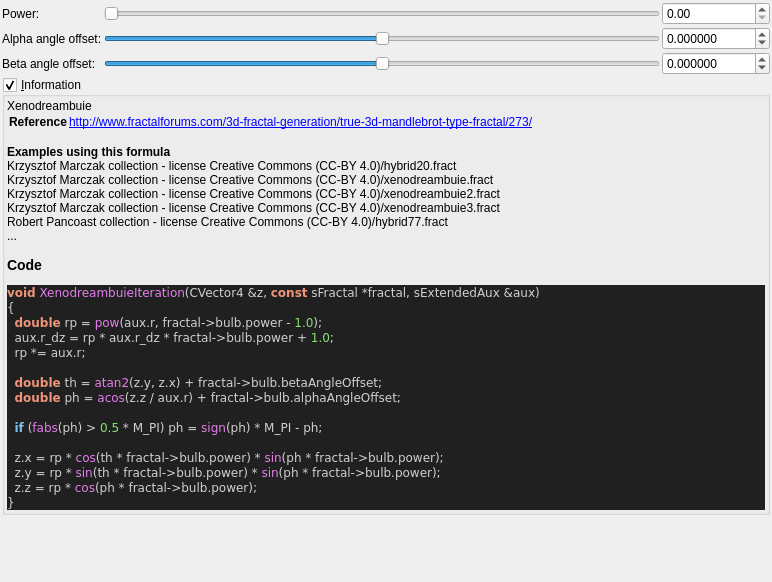
This is mandelbulber2/formula/ui/fractal_xenodreambuie.ui in buddhi1980/mandelbulber2 as Qt 5 draws it before an edit. The edited form follows.
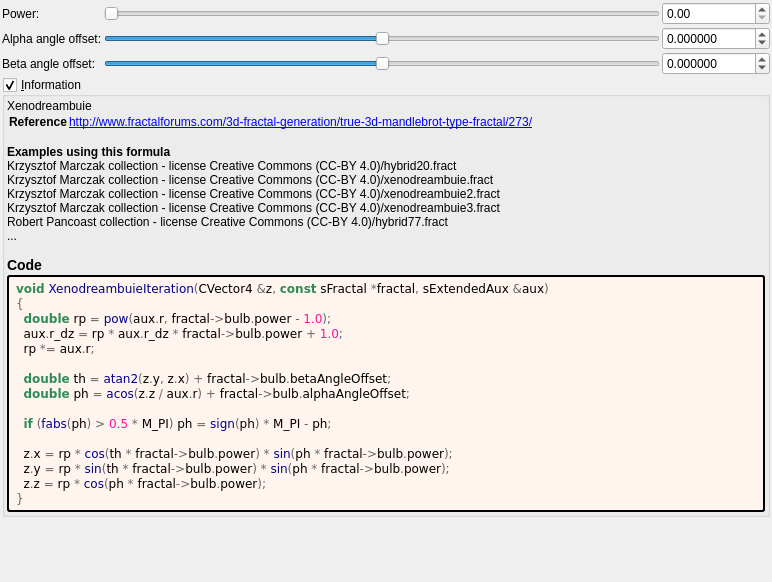
This is the edited form. Custom widgets are drawn as their Qt base class.

```diff
--- a/mandelbulber2/formula/ui/fractal_xenodreambuie.ui
+++ b/mandelbulber2/formula/ui/fractal_xenodreambuie.ui
@@ -238,29 +238,44 @@
        <number>2</number>
       </property>
       <item>
-       <widget class="QLabel" name="label_code_content">
+	   <widget class="QLabel" name="label_information_general">
         <property name="text">
          <string notr="true">&lt;p&gt;Xenodreambuie&lt;/p&gt;&lt;table&gt;
 &lt;tr&gt;&lt;th&gt;Reference&lt;/th&gt;&lt;td&gt;&lt;a href=&quot;http://www.fractalforums.com/3d-fractal-generation/true-3d-mandlebrot-type-fractal/273/&quot;&gt;http://www.fractalforums.com/3d-fractal-generation/true-3d-mandlebrot-type-fractal/273/&lt;br&gt;
 &lt;/td&gt;&lt;/tr&gt;
 &lt;/table&gt;
-&lt;br&gt;&lt;b&gt;Examples using this formula&lt;/b&gt;&lt;br&gt;Krzysztof Marczak collection - license Creative Commons (CC-BY 4.0)/hybrid20.fract&lt;br&gt;Krzysztof Marczak collection - license Creative Commons (CC-BY 4.0)/xenodreambuie.fract&lt;br&gt;Krzysztof Marczak collection - license Creative Commons (CC-BY 4.0)/xenodreambuie2.fract&lt;br&gt;Krzysztof Marczak collection - license Creative Commons (CC-BY 4.0)/xenodreambuie3.fract&lt;br&gt;Robert Pancoast collection - license Creative Commons (CC-BY 4.0)/hybrid77.fract&lt;br&gt;...&lt;h3&gt;Code&lt;/h3&gt;
-&lt;body style=&quot;background-color:#202020&quot;&gt;
-&lt;pre style=&quot;color:#d0d0d0; background-color:#202020;  font-family:'Courier New',monospace;&quot;&gt;&lt;span style=&quot;color:#f09479; font-weight:bold&quot;&gt;void&lt;/span&gt; &lt;span style=&quot;color:#e47eed&quot;&gt;XenodreambuieIteration&lt;/span&gt;&lt;span style=&quot;color:#d0d0d0&quot;&gt;(&lt;/span&gt;CVector4 &lt;span style=&quot;color:#d0d0d0&quot;&gt;&amp;amp;&lt;/span&gt;z&lt;span style=&quot;color:#d0d0d0&quot;&gt;,&lt;/span&gt; &lt;span style=&quot;color:#f09479; font-weight:bold&quot;&gt;const&lt;/span&gt; sFractal &lt;span style=&quot;color:#d0d0d0&quot;&gt;*&lt;/span&gt;fractal&lt;span style=&quot;color:#d0d0d0&quot;&gt;,&lt;/span&gt; sExtendedAux &lt;span style=&quot;color:#d0d0d0&quot;&gt;&amp;amp;&lt;/span&gt;aux&lt;span style=&quot;color:#d0d0d0&quot;&gt;)&lt;/span&gt;
-&lt;span style=&quot;color:#d0d0d0&quot;&gt;{&lt;/span&gt;
-  &lt;span style=&quot;color:#f09479; font-weight:bold&quot;&gt;double&lt;/span&gt; rp &lt;span style=&quot;color:#d0d0d0&quot;&gt;=&lt;/span&gt; &lt;span style=&quot;color:#e47eed&quot;&gt;pow&lt;/span&gt;&lt;span style=&quot;color:#d0d0d0&quot;&gt;(&lt;/span&gt;aux&lt;span style=&quot;color:#d0d0d0&quot;&gt;.&lt;/span&gt;r&lt;span style=&quot;color:#d0d0d0&quot;&gt;,&lt;/span&gt; fractal&lt;span style=&quot;color:#d0d0d0&quot;&gt;-&amp;gt;&lt;/span&gt;bulb&lt;span style=&quot;color:#d0d0d0&quot;&gt;.&lt;/span&gt;power &lt;span style=&quot;color:#d0d0d0&quot;&gt;-&lt;/span&gt; &lt;span style=&quot;color:#87df71&quot;&gt;1.0&lt;/span&gt;&lt;span style=&quot;color:#d0d0d0&quot;&gt;);&lt;/span&gt;
-  aux&lt;span style=&quot;color:#d0d0d0&quot;&gt;.&lt;/span&gt;r_dz &lt;span style=&quot;color:#d0d0d0&quot;&gt;=&lt;/span&gt; rp &lt;span style=&quot;color:#d0d0d0&quot;&gt;*&lt;/span&gt; aux&lt;span style=&quot;color:#d0d0d0&quot;&gt;.&lt;/span&gt;r_dz &lt;span style=&quot;color:#d0d0d0&quot;&gt;*&lt;/span&gt; fractal&lt;span style=&quot;color:#d0d0d0&quot;&gt;-&amp;gt;&lt;/span&gt;bulb&lt;span style=&quot;color:#d0d0d0&quot;&gt;.&lt;/span&gt;power &lt;span style=&quot;color:#d0d0d0&quot;&gt;+&lt;/span&gt; &lt;span style=&quot;color:#87df71&quot;&gt;1.0&lt;/span&gt;&lt;span style=&quot;color:#d0d0d0&quot;&gt;;&lt;/span&gt;
-  rp &lt;span style=&quot;color:#d0d0d0&quot;&gt;*=&lt;/span&gt; aux&lt;span style=&quot;color:#d0d0d0&quot;&gt;.&lt;/span&gt;r&lt;span style=&quot;color:#d0d0d0&quot;&gt;;&lt;/span&gt;
+&lt;br&gt;&lt;b&gt;Examples using this formula&lt;/b&gt;&lt;br&gt;Krzysztof Marczak collection - license Creative Commons (CC-BY 4.0)/hybrid20.fract&lt;br&gt;Krzysztof Marczak collection - license Creative Commons (CC-BY 4.0)/xenodreambuie.fract&lt;br&gt;Krzysztof Marczak collection - license Creative Commons (CC-BY 4.0)/xenodreambuie2.fract&lt;br&gt;Krzysztof Marczak collection - license Creative Commons (CC-BY 4.0)/xenodreambuie3.fract&lt;br&gt;Robert Pancoast collection - license Creative Commons (CC-BY 4.0)/hybrid77.fract&lt;br&gt;...&lt;h3&gt;Code&lt;/h3&gt;</string>
+		</property>
+		<property name="wordWrap">
+		 <bool>true</bool>
+		</property>
+		<property name="openExternalLinks">
+		 <bool>true</bool>
+		</property>
+		<property name="textInteractionFlags">
+		 <set>Qt::LinksAccessibleByMouse|Qt::TextSelectableByMouse</set>
+		</property>
+		</widget>
+	   </item>
+	   <item>
+	    <widget class="QLabel" name="label_code_content">
+		 <property name="text">
+		  <string notr="true">&lt;body style=&quot;background-color:#fff5ee&quot;&gt;
+&lt;pre style=&quot;color:#000000; background-color:#fff5ee;  font-family:'Courier New',monospace;&quot;&gt;&lt;span style=&quot;color:#2e8b57; font-weight:bold&quot;&gt;void&lt;/span&gt; &lt;span style=&quot;color:#00008f&quot;&gt;XenodreambuieIteration&lt;/span&gt;&lt;span style=&quot;color:#676767&quot;&gt;(&lt;/span&gt;CVector4 &lt;span style=&quot;color:#676767&quot;&gt;&amp;amp;&lt;/span&gt;z&lt;span style=&quot;color:#676767&quot;&gt;,&lt;/span&gt; &lt;span style=&quot;color:#2e8b57; font-weight:bold&quot;&gt;const&lt;/span&gt; sFractal &lt;span style=&quot;color:#676767&quot;&gt;*&lt;/span&gt;fractal&lt;span style=&quot;color:#676767&quot;&gt;,&lt;/span&gt; sExtendedAux &lt;span style=&quot;color:#676767&quot;&gt;&amp;amp;&lt;/span&gt;aux&lt;span style=&quot;color:#676767&quot;&gt;)&lt;/span&gt;
+&lt;span style=&quot;color:#676767&quot;&gt;{&lt;/span&gt;
+  &lt;span style=&quot;color:#2e8b57; font-weight:bold&quot;&gt;double&lt;/span&gt; rp &lt;span style=&quot;color:#676767&quot;&gt;=&lt;/span&gt; &lt;span style=&quot;color:#00008f&quot;&gt;pow&lt;/span&gt;&lt;span style=&quot;color:#676767&quot;&gt;(&lt;/span&gt;aux&lt;span style=&quot;color:#676767&quot;&gt;.&lt;/span&gt;r&lt;span style=&quot;color:#676767&quot;&gt;,&lt;/span&gt; fractal&lt;span style=&quot;color:#676767&quot;&gt;-&amp;gt;&lt;/span&gt;bulb&lt;span style=&quot;color:#676767&quot;&gt;.&lt;/span&gt;power &lt;span style=&quot;color:#676767&quot;&gt;-&lt;/span&gt; &lt;span style=&quot;color:#ff1493&quot;&gt;1.0&lt;/span&gt;&lt;span style=&quot;color:#676767&quot;&gt;);&lt;/span&gt;
+  aux&lt;span style=&quot;color:#676767&quot;&gt;.&lt;/span&gt;r_dz &lt;span style=&quot;color:#676767&quot;&gt;=&lt;/span&gt; rp &lt;span style=&quot;color:#676767&quot;&gt;*&lt;/span&gt; aux&lt;span style=&quot;color:#676767&quot;&gt;.&lt;/span&gt;r_dz &lt;span style=&quot;color:#676767&quot;&gt;*&lt;/span&gt; fractal&lt;span style=&quot;color:#676767&quot;&gt;-&amp;gt;&lt;/span&gt;bulb&lt;span style=&quot;color:#676767&quot;&gt;.&lt;/span&gt;power &lt;span style=&quot;color:#676767&quot;&gt;+&lt;/span&gt; &lt;span style=&quot;color:#ff1493&quot;&gt;1.0&lt;/span&gt;&lt;span style=&quot;color:#676767&quot;&gt;;&lt;/span&gt;
+  rp &lt;span style=&quot;color:#676767&quot;&gt;*=&lt;/span&gt; aux&lt;span style=&quot;color:#676767&quot;&gt;.&lt;/span&gt;r&lt;span style=&quot;color:#676767&quot;&gt;;&lt;/span&gt;
 
-  &lt;span style=&quot;color:#f09479; font-weight:bold&quot;&gt;double&lt;/span&gt; th &lt;span style=&quot;color:#d0d0d0&quot;&gt;=&lt;/span&gt; &lt;span style=&quot;color:#e47eed&quot;&gt;atan2&lt;/span&gt;&lt;span style=&quot;color:#d0d0d0&quot;&gt;(&lt;/span&gt;z&lt;span style=&quot;color:#d0d0d0&quot;&gt;.&lt;/span&gt;y&lt;span style=&quot;color:#d0d0d0&quot;&gt;,&lt;/span&gt; z&lt;span style=&quot;color:#d0d0d0&quot;&gt;.&lt;/span&gt;x&lt;span style=&quot;color:#d0d0d0&quot;&gt;) +&lt;/span&gt; fractal&lt;span style=&quot;color:#d0d0d0&quot;&gt;-&amp;gt;&lt;/span&gt;bulb&lt;span style=&quot;color:#d0d0d0&quot;&gt;.&lt;/span&gt;betaAngleOffset&lt;span style=&quot;color:#d0d0d0&quot;&gt;;&lt;/span&gt;
-  &lt;span style=&quot;color:#f09479; font-weight:bold&quot;&gt;double&lt;/span&gt; ph &lt;span style=&quot;color:#d0d0d0&quot;&gt;=&lt;/span&gt; &lt;span style=&quot;color:#e47eed&quot;&gt;acos&lt;/span&gt;&lt;span style=&quot;color:#d0d0d0&quot;&gt;(&lt;/span&gt;z&lt;span style=&quot;color:#d0d0d0&quot;&gt;.&lt;/span&gt;z &lt;span style=&quot;color:#d0d0d0&quot;&gt;/&lt;/span&gt; aux&lt;span style=&quot;color:#d0d0d0&quot;&gt;.&lt;/span&gt;r&lt;span style=&quot;color:#d0d0d0&quot;&gt;) +&lt;/span&gt; fractal&lt;span style=&quot;color:#d0d0d0&quot;&gt;-&amp;gt;&lt;/span&gt;bulb&lt;span style=&quot;color:#d0d0d0&quot;&gt;.&lt;/span&gt;alphaAngleOffset&lt;span style=&quot;color:#d0d0d0&quot;&gt;;&lt;/span&gt;
+  &lt;span style=&quot;color:#2e8b57; font-weight:bold&quot;&gt;double&lt;/span&gt; th &lt;span style=&quot;color:#676767&quot;&gt;=&lt;/span&gt; &lt;span style=&quot;color:#00008f&quot;&gt;atan2&lt;/span&gt;&lt;span style=&quot;color:#676767&quot;&gt;(&lt;/span&gt;z&lt;span style=&quot;color:#676767&quot;&gt;.&lt;/span&gt;y&lt;span style=&quot;color:#676767&quot;&gt;,&lt;/span&gt; z&lt;span style=&quot;color:#676767&quot;&gt;.&lt;/span&gt;x&lt;span style=&quot;color:#676767&quot;&gt;) +&lt;/span&gt; fractal&lt;span style=&quot;color:#676767&quot;&gt;-&amp;gt;&lt;/span&gt;bulb&lt;span style=&quot;color:#676767&quot;&gt;.&lt;/span&gt;betaAngleOffset&lt;span style=&quot;color:#676767&quot;&gt;;&lt;/span&gt;
+  &lt;span style=&quot;color:#2e8b57; font-weight:bold&quot;&gt;double&lt;/span&gt; ph &lt;span style=&quot;color:#676767&quot;&gt;=&lt;/span&gt; &lt;span style=&quot;color:#00008f&quot;&gt;acos&lt;/span&gt;&lt;span style=&quot;color:#676767&quot;&gt;(&lt;/span&gt;z&lt;span style=&quot;color:#676767&quot;&gt;.&lt;/span&gt;z &lt;span style=&quot;color:#676767&quot;&gt;/&lt;/span&gt; aux&lt;span style=&quot;color:#676767&quot;&gt;.&lt;/span&gt;r&lt;span style=&quot;color:#676767&quot;&gt;) +&lt;/span&gt; fractal&lt;span style=&quot;color:#676767&quot;&gt;-&amp;gt;&lt;/span&gt;bulb&lt;span style=&quot;color:#676767&quot;&gt;.&lt;/span&gt;alphaAngleOffset&lt;span style=&quot;color:#676767&quot;&gt;;&lt;/span&gt;
 
-  &lt;span style=&quot;color:#7ec0ee; font-weight:bold&quot;&gt;if&lt;/span&gt; &lt;span style=&quot;color:#d0d0d0&quot;&gt;(&lt;/span&gt;&lt;span style=&quot;color:#e47eed&quot;&gt;fabs&lt;/span&gt;&lt;span style=&quot;color:#d0d0d0&quot;&gt;(&lt;/span&gt;ph&lt;span style=&quot;color:#d0d0d0&quot;&gt;) &amp;gt;&lt;/span&gt; &lt;span style=&quot;color:#87df71&quot;&gt;0.5&lt;/span&gt; &lt;span style=&quot;color:#d0d0d0&quot;&gt;*&lt;/span&gt; M_PI&lt;span style=&quot;color:#d0d0d0&quot;&gt;)&lt;/span&gt; ph &lt;span style=&quot;color:#d0d0d0&quot;&gt;=&lt;/span&gt; &lt;span style=&quot;color:#e47eed&quot;&gt;sign&lt;/span&gt;&lt;span style=&quot;color:#d0d0d0&quot;&gt;(&lt;/span&gt;ph&lt;span style=&quot;color:#d0d0d0&quot;&gt;) *&lt;/span&gt; M_PI &lt;span style=&quot;color:#d0d0d0&quot;&gt;-&lt;/span&gt; ph&lt;span style=&quot;color:#d0d0d0&quot;&gt;;&lt;/span&gt;
+  &lt;span style=&quot;color:#2e8b57; font-weight:bold&quot;&gt;if&lt;/span&gt; &lt;span style=&quot;color:#676767&quot;&gt;(&lt;/span&gt;&lt;span style=&quot;color:#00008f&quot;&gt;fabs&lt;/span&gt;&lt;span style=&quot;color:#676767&quot;&gt;(&lt;/span&gt;ph&lt;span style=&quot;color:#676767&quot;&gt;) &amp;gt;&lt;/span&gt; &lt;span style=&quot;color:#ff1493&quot;&gt;0.5&lt;/span&gt; &lt;span style=&quot;color:#676767&quot;&gt;*&lt;/span&gt; M_PI&lt;span style=&quot;color:#676767&quot;&gt;)&lt;/span&gt; ph &lt;span style=&quot;color:#676767&quot;&gt;=&lt;/span&gt; &lt;span style=&quot;color:#00008f&quot;&gt;sign&lt;/span&gt;&lt;span style=&quot;color:#676767&quot;&gt;(&lt;/span&gt;ph&lt;span style=&quot;color:#676767&quot;&gt;) *&lt;/span&gt; M_PI &lt;span style=&quot;color:#676767&quot;&gt;-&lt;/span&gt; ph&lt;span style=&quot;color:#676767&quot;&gt;;&lt;/span&gt;
 
-  z&lt;span style=&quot;color:#d0d0d0&quot;&gt;.&lt;/span&gt;x &lt;span style=&quot;color:#d0d0d0&quot;&gt;=&lt;/span&gt; rp &lt;span style=&quot;color:#d0d0d0&quot;&gt;*&lt;/span&gt; &lt;span style=&quot;color:#e47eed&quot;&gt;cos&lt;/span&gt;&lt;span style=&quot;color:#d0d0d0&quot;&gt;(&lt;/span&gt;th &lt;span style=&quot;color:#d0d0d0&quot;&gt;*&lt;/span&gt; fractal&lt;span style=&quot;color:#d0d0d0&quot;&gt;-&amp;gt;&lt;/span&gt;bulb&lt;span style=&quot;color:#d0d0d0&quot;&gt;.&lt;/span&gt;power&lt;span style=&quot;color:#d0d0d0&quot;&gt;) *&lt;/span&gt; &lt;span style=&quot;color:#e47eed&quot;&gt;sin&lt;/span&gt;&lt;span style=&quot;color:#d0d0d0&quot;&gt;(&lt;/span&gt;ph &lt;span style=&quot;color:#d0d0d0&quot;&gt;*&lt;/span&gt; fractal&lt;span style=&quot;color:#d0d0d0&quot;&gt;-&amp;gt;&lt;/span&gt;bulb&lt;span style=&quot;color:#d0d0d0&quot;&gt;.&lt;/span&gt;power&lt;span style=&quot;color:#d0d0d0&quot;&gt;);&lt;/span&gt;
-  z&lt;span style=&quot;color:#d0d0d0&quot;&gt;.&lt;/span&gt;y &lt;span style=&quot;color:#d0d0d0&quot;&gt;=&lt;/span&gt; rp &lt;span style=&quot;color:#d0d0d0&quot;&gt;*&lt;/span&gt; &lt;span style=&quot;color:#e47eed&quot;&gt;sin&lt;/span&gt;&lt;span style=&quot;color:#d0d0d0&quot;&gt;(&lt;/span&gt;th &lt;span style=&quot;color:#d0d0d0&quot;&gt;*&lt;/span&gt; fractal&lt;span style=&quot;color:#d0d0d0&quot;&gt;-&amp;gt;&lt;/span&gt;bulb&lt;span style=&quot;color:#d0d0d0&quot;&gt;.&lt;/span&gt;power&lt;span style=&quot;color:#d0d0d0&quot;&gt;) *&lt;/span&gt; &lt;span style=&quot;color:#e47eed&quot;&gt;sin&lt;/span&gt;&lt;span style=&quot;color:#d0d0d0&quot;&gt;(&lt;/span&gt;ph &lt;span style=&quot;color:#d0d0d0&quot;&gt;*&lt;/span&gt; fractal&lt;span style=&quot;color:#d0d0d0&quot;&gt;-&amp;gt;&lt;/span&gt;bulb&lt;span style=&quot;color:#d0d0d0&quot;&gt;.&lt;/span&gt;power&lt;span style=&quot;color:#d0d0d0&quot;&gt;);&lt;/span&gt;
-  z&lt;span style=&quot;color:#d0d0d0&quot;&gt;.&lt;/span&gt;z &lt;span style=&quot;color:#d0d0d0&quot;&gt;=&lt;/span&gt; rp &lt;span style=&quot;color:#d0d0d0&quot;&gt;*&lt;/span&gt; &lt;span style=&quot;color:#e47eed&quot;&gt;cos&lt;/span&gt;&lt;span style=&quot;color:#d0d0d0&quot;&gt;(&lt;/span&gt;ph &lt;span style=&quot;color:#d0d0d0&quot;&gt;*&lt;/span&gt; fractal&lt;span style=&quot;color:#d0d0d0&quot;&gt;-&amp;gt;&lt;/span&gt;bulb&lt;span style=&quot;color:#d0d0d0&quot;&gt;.&lt;/span&gt;power&lt;span style=&quot;color:#d0d0d0&quot;&gt;);&lt;/span&gt;
-&lt;span style=&quot;color:#d0d0d0&quot;&gt;}&lt;/span&gt;
+  z&lt;span style=&quot;color:#676767&quot;&gt;.&lt;/span&gt;x &lt;span style=&quot;color:#676767&quot;&gt;=&lt;/span&gt; rp &lt;span style=&quot;color:#676767&quot;&gt;*&lt;/span&gt; &lt;span style=&quot;color:#00008f&quot;&gt;cos&lt;/span&gt;&lt;span style=&quot;color:#676767&quot;&gt;(&lt;/span&gt;th &lt;span style=&quot;color:#676767&quot;&gt;*&lt;/span&gt; fractal&lt;span style=&quot;color:#676767&quot;&gt;-&amp;gt;&lt;/span&gt;bulb&lt;span style=&quot;color:#676767&quot;&gt;.&lt;/span&gt;power&lt;span style=&quot;color:#676767&quot;&gt;) *&lt;/span&gt; &lt;span style=&quot;color:#00008f&quot;&gt;sin&lt;/span&gt;&lt;span style=&quot;color:#676767&quot;&gt;(&lt;/span&gt;ph &lt;span style=&quot;color:#676767&quot;&gt;*&lt;/span&gt; fractal&lt;span style=&quot;color:#676767&quot;&gt;-&amp;gt;&lt;/span&gt;bulb&lt;span style=&quot;color:#676767&quot;&gt;.&lt;/span&gt;power&lt;span style=&quot;color:#676767&quot;&gt;);&lt;/span&gt;
+  z&lt;span style=&quot;color:#676767&quot;&gt;.&lt;/span&gt;y &lt;span style=&quot;color:#676767&quot;&gt;=&lt;/span&gt; rp &lt;span style=&quot;color:#676767&quot;&gt;*&lt;/span&gt; &lt;span style=&quot;color:#00008f&quot;&gt;sin&lt;/span&gt;&lt;span style=&quot;color:#676767&quot;&gt;(&lt;/span&gt;th &lt;span style=&quot;color:#676767&quot;&gt;*&lt;/span&gt; fractal&lt;span style=&quot;color:#676767&quot;&gt;-&amp;gt;&lt;/span&gt;bulb&lt;span style=&quot;color:#676767&quot;&gt;.&lt;/span&gt;power&lt;span style=&quot;color:#676767&quot;&gt;) *&lt;/span&gt; &lt;span style=&quot;color:#00008f&quot;&gt;sin&lt;/span&gt;&lt;span style=&quot;color:#676767&quot;&gt;(&lt;/span&gt;ph &lt;span style=&quot;color:#676767&quot;&gt;*&lt;/span&gt; fractal&lt;span style=&quot;color:#676767&quot;&gt;-&amp;gt;&lt;/span&gt;bulb&lt;span style=&quot;color:#676767&quot;&gt;.&lt;/span&gt;power&lt;span style=&quot;color:#676767&quot;&gt;);&lt;/span&gt;
+  z&lt;span style=&quot;color:#676767&quot;&gt;.&lt;/span&gt;z &lt;span style=&quot;color:#676767&quot;&gt;=&lt;/span&gt; rp &lt;span style=&quot;color:#676767&quot;&gt;*&lt;/span&gt; &lt;span style=&quot;color:#00008f&quot;&gt;cos&lt;/span&gt;&lt;span style=&quot;color:#676767&quot;&gt;(&lt;/span&gt;ph &lt;span style=&quot;color:#676767&quot;&gt;*&lt;/span&gt; fractal&lt;span style=&quot;color:#676767&quot;&gt;-&amp;gt;&lt;/span&gt;bulb&lt;span style=&quot;color:#676767&quot;&gt;.&lt;/span&gt;power&lt;span style=&quot;color:#676767&quot;&gt;);&lt;/span&gt;
+&lt;span style=&quot;color:#676767&quot;&gt;}&lt;/span&gt;
 &lt;/pre&gt;
 &lt;/body&gt;</string>
         </property>
@@ -273,6 +288,9 @@
         <property name="textInteractionFlags">
          <set>Qt::LinksAccessibleByMouse|Qt::TextSelectableByMouse</set>
         </property>
+		 <property name="styleSheet">
+		  <string notr="true">border-style: outset; border-width: 2px; border-radius: 3px; border-color: black; background-color: #fff5ee; padding: 4px;</string>
+		  </property>
        </widget>
       </item>
      </layout>
```
Lines whose indentation alone changed are shown as unchanged.
